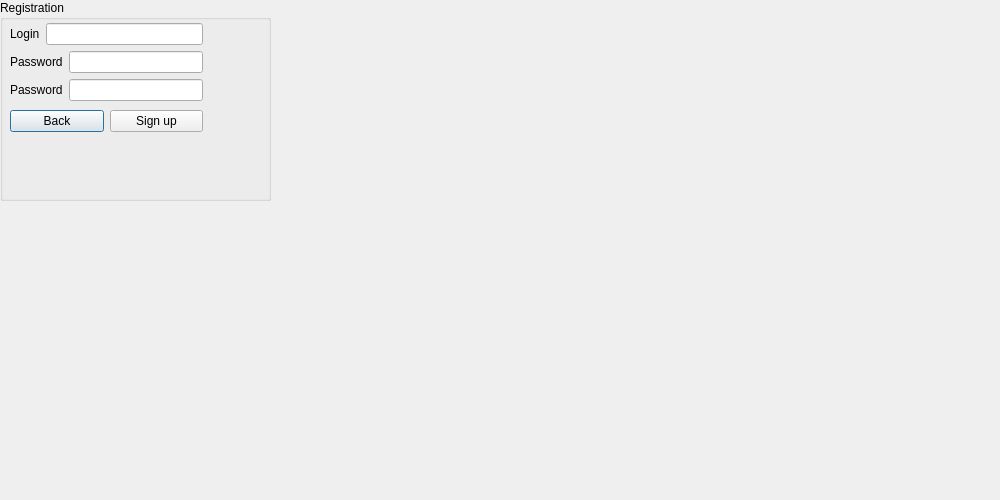
Before: the Qt Designer form forms/SignUp.ui in tvoyQmir/StudyWithUs, drawn with Qt 5.
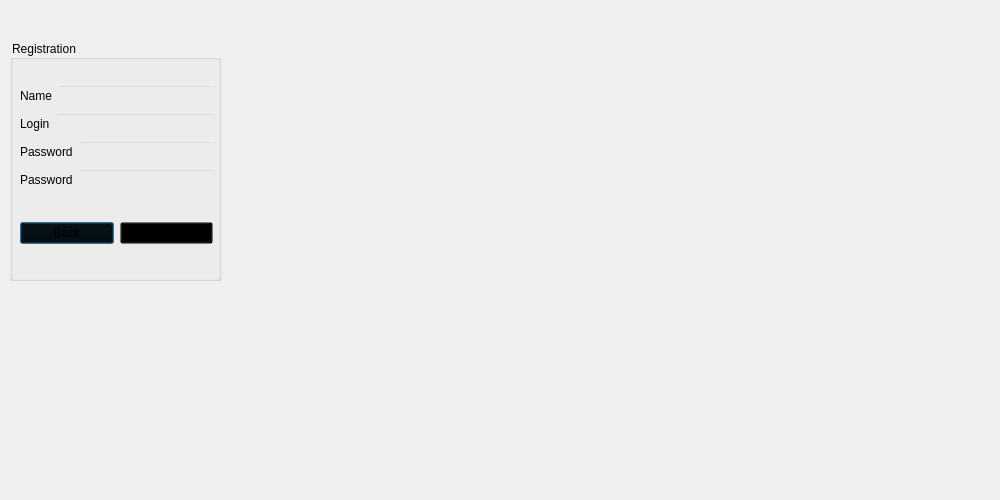
After: the same form once the commit is applied. Icons and pictures are not drawn.

```diff
--- a/forms/SignUp.ui
+++ b/forms/SignUp.ui
@@ -13,15 +13,21 @@
   <property name="windowTitle">
    <string>Dialog</string>
   </property>
+  <property name="styleSheet">
+   <string notr="true"/>
+  </property>
   <widget class="QGroupBox" name="groupBox">
    <property name="geometry">
     <rect>
-     <x>0</x>
-     <y>0</y>
-     <width>271</width>
-     <height>201</height>
+     <x>10</x>
+     <y>40</y>
+     <width>211</width>
+     <height>241</height>
     </rect>
    </property>
+   <property name="styleSheet">
+    <string notr="true">background: transparent;</string>
+   </property>
    <property name="title">
     <string>Registration</string>
    </property>
@@ -31,7 +37,7 @@
       <x>10</x>
       <y>20</y>
       <width>193</width>
-      <height>115</height>
+      <height>210</height>
      </rect>
     </property>
     <layout class="QVBoxLayout" name="verticalLayout_3">
@@ -40,7 +46,21 @@
        <item>
         <layout class="QVBoxLayout" name="verticalLayout">
          <item>
-          <layout class="QHBoxLayout" name="horizontalLayout">
+          <layout class="QHBoxLayout" name="horizontalLayout_1">
+           <item>
+            <widget class="QLabel" name="Name_label">
+             <property name="text">
+              <string>Name</string>
+             </property>
+            </widget>
+           </item>
+           <item>
+            <widget class="QLineEdit" name="name"/>
+           </item>
+          </layout>
+         </item>
+         <item>
+          <layout class="QHBoxLayout" name="horizontalLayout_2">
            <item>
             <widget class="QLabel" name="Login_label">
              <property name="text">
@@ -53,23 +73,27 @@
            </item>
           </layout>
          </item>
-         <item>
-          <layout class="QHBoxLayout" name="horizontalLayout_2">
-           <item>
-            <widget class="QLabel" name="password_1_label">
-             <property name="text">
-              <string>Password</string>
-             </property>
-            </widget>
-           </item>
-           <item>
-            <widget class="QLineEdit" name="pass_1"/>
-           </item>
-          </layout>
-         </item>
          <item>
           <layout class="QHBoxLayout" name="horizontalLayout_3">
            <item>
+            <widget class="QLabel" name="password_1_label">
+             <property name="text">
+              <string>Password</string>
+             </property>
+            </widget>
+           </item>
+           <item>
+            <widget class="QLineEdit" name="pass_1">
+             <property name="echoMode">
+              <enum>QLineEdit::Password</enum>
+             </property>
+            </widget>
+           </item>
+          </layout>
+         </item>
+         <item>
+          <layout class="QHBoxLayout" name="horizontalLayout_4">
+           <item>
             <widget class="QLabel" name="password_2_label">
              <property name="text">
               <string>Password</string>
@@ -77,7 +101,17 @@
             </widget>
            </item>
            <item>
-            <widget class="QLineEdit" name="pass_2"/>
+            <widget class="QLineEdit" name="pass_2">
+             <property name="whatsThis">
+              <string/>
+             </property>
+             <property name="text">
+              <string/>
+             </property>
+             <property name="echoMode">
+              <enum>QLineEdit::Password</enum>
+             </property>
+            </widget>
            </item>
           </layout>
          </item>
@@ -86,7 +120,7 @@
       </layout>
      </item>
      <item>
-      <layout class="QHBoxLayout" name="horizontalLayout_4">
+      <layout class="QHBoxLayout" name="horizontalLayout_5">
        <item>
         <widget class="QPushButton" name="back">
          <property name="text">
```
